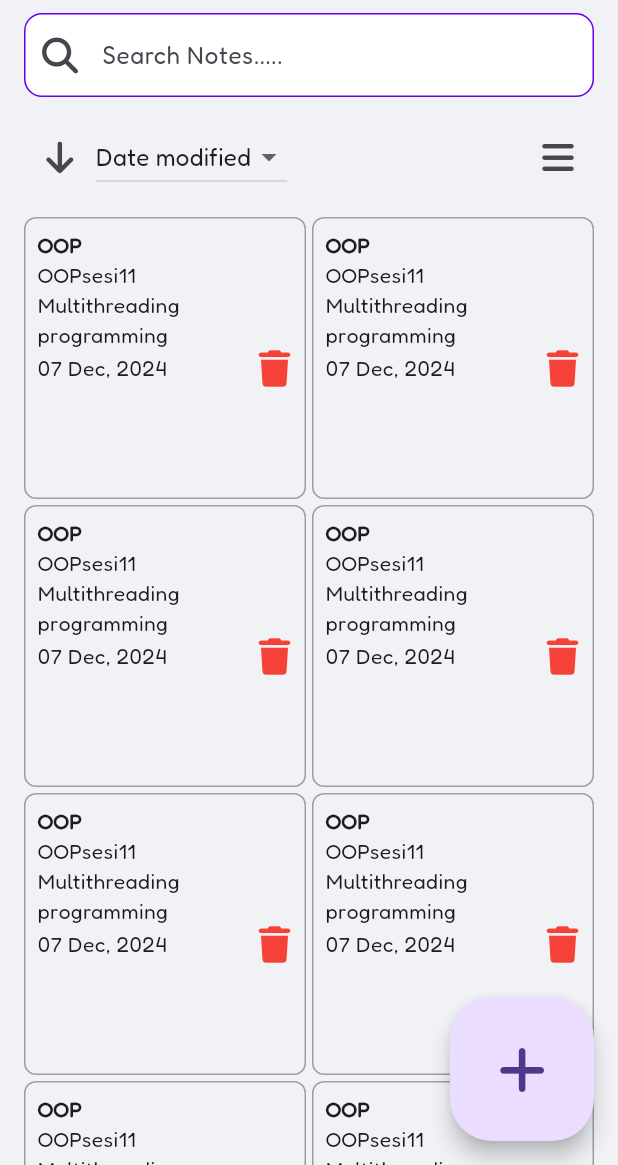
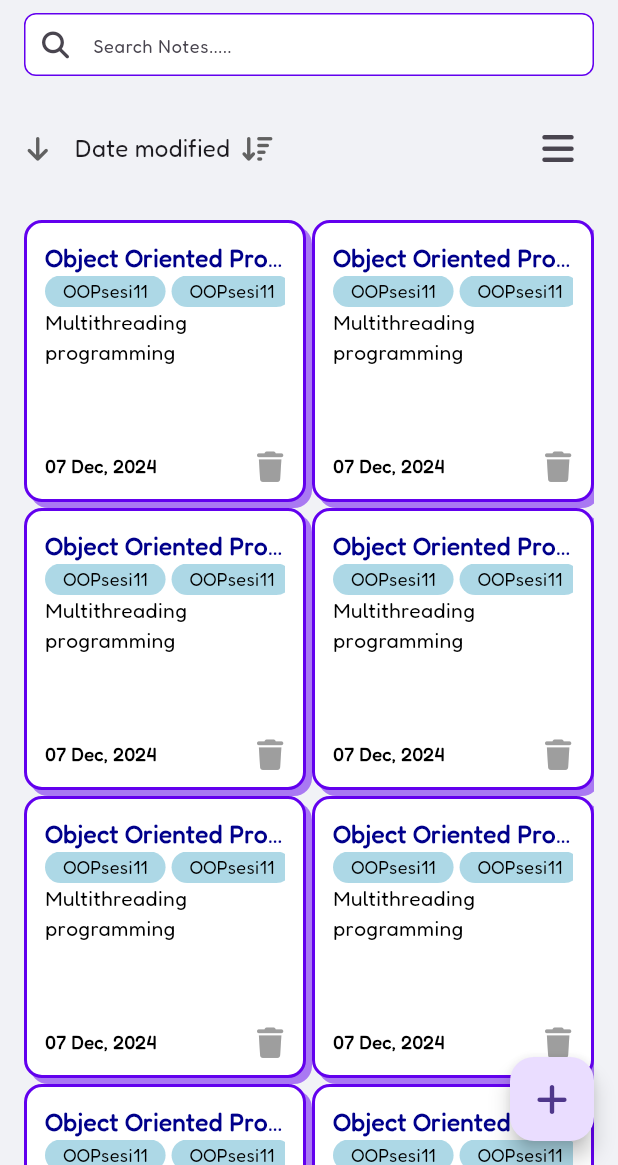
Before and after one commit to MichaelSuthirta/Flexinote, a Flutter app: the CatatanMainPage screen opened by its route, on a phone screen of 412 x 824 dp, the part 71-1236 px from its top. Run offline on Flutter 3.47's test engine with Material 3 defaults, Android fonts, the light colour scheme and no system bars; our stand-ins replace font_awesome_flutter; missing offline and left inert: pdfx.

Commit message:
Initial commit

```diff
--- a/lib/catatan_pages/catatan_main_page.dart
+++ b/lib/catatan_pages/catatan_main_page.dart
@@ -21,7 +21,7 @@ class _CatatanMainPageContent extends State<CatatanMainPage> {
         title: Text('FlexiNotes'),
         actions: [],
       ),
-      floatingActionButton: FloatingActionButton.large(
+      floatingActionButton: FloatingActionButton(
         onPressed: () {
           // Aksi tombol di sini
         },
@@ -33,32 +33,79 @@ class _CatatanMainPageContent extends State<CatatanMainPage> {
           children: [
             TextField(
               decoration: InputDecoration(
-                labelText: 'Search Notes.....',
+                  hintText: 'Search Notes.....',
+                  hintStyle: TextStyle(fontSize: 12),
                   prefixIcon: Icon(FontAwesomeIcons.magnifyingGlass),
                   fillColor: Colors.white,
                   filled: true,
-                enabledBorder: OutlineInputBorder(borderRadius: BorderRadius.circular(12),
-                  borderSide: BorderSide(color: primary),
+                  isDense: true,
+                  contentPadding: EdgeInsets.zero,
+                  prefixIconConstraints: BoxConstraints(
+                    minWidth: 42,
+                    minHeight: 42,
                   ),
+                  enabledBorder: OutlineInputBorder(
+                    borderRadius: BorderRadius.circular(8),
+                    borderSide: BorderSide(
+                      color: primary,
+                    ),
+                  ),
+                  focusedBorder: OutlineInputBorder(
+                      borderRadius: BorderRadius.circular(8),
+                      borderSide: BorderSide(
+                        color: primary,
+                      )
+                  )
               ),
             ),
             SizedBox(height: 16), // Spasi antar elemen
-            Row(
+            Padding(
+              padding: const EdgeInsets.symmetric(vertical: 8.0),
+              child: Row(
                 children: [
                   IconButton(
                     onPressed: () {},
                     icon: Icon(FontAwesomeIcons.arrowDown),
+                    padding: EdgeInsets.zero,
+                    visualDensity: VisualDensity.compact,
+                    constraints: BoxConstraints(),
+                    style: IconButton.styleFrom(tapTargetSize: MaterialTapTargetSize.shrinkWrap,
                     ),
+                    iconSize: 18,
+                    color: Color(0xFF616161),
+                  ),
+                  SizedBox(width: 16),
                   DropdownButton<String>(
                     value: dropdownValue,
+                    icon: Padding(
+                      padding: const EdgeInsets.only(left: 8.0),
+                      child: Icon(
+                        FontAwesomeIcons.arrowDownWideShort,
+                        size: 18,
+                        color: Color(0xFF616161),
+                      ),
+                    ),
+                    underline: SizedBox.shrink(),
+                    borderRadius: BorderRadius.circular(16),
+                    isDense: true ,
                     items: dropdownOptions
                         .map(
                           (e) => DropdownMenuItem(
                         value: e,
-                      child: Text(e),
+                        child: Row(
+                          children: [
+                            Text(e),
+                            if(e == dropdownValue ) ...[
+                              SizedBox(width: 8),
+                              Icon(Icons.check),
+                            ],
+                          ],
+                        ),
                       ),
                     )
                         .toList(),
+                    selectedItemBuilder:(context) =>
+                        dropdownOptions.map((e) => Text(e)).toList(),
                     onChanged: (newValue) {
                       setState(() {
                         dropdownValue = newValue!;
@@ -72,6 +119,7 @@ class _CatatanMainPageContent extends State<CatatanMainPage> {
                   ),
                 ],
               ),
+            ),
             SizedBox(height: 16), // Spasi antar elemen
             Expanded(
               child: GridView.builder(
@@ -81,35 +129,75 @@ class _CatatanMainPageContent extends State<CatatanMainPage> {
                   crossAxisSpacing: 4,
                   mainAxisSpacing: 4,
                 ),
-                itemBuilder: (context, index) {
+                itemBuilder: (context, int index) {
                   return Container(
-                    padding: const EdgeInsets.all(8.0),
                     decoration: BoxDecoration(
-                      border: Border.all(color: Colors.grey),
-                      borderRadius: BorderRadius.circular(8.0),
+                        color: Colors.white,
+                        border : Border.all(color: Color(0xFF6200EE),width: 2),
+                        borderRadius: BorderRadius.circular(12),
+                        boxShadow: [
+                          BoxShadow(
+                            color: primary.withOpacity(0.5),
+                            offset: Offset(4,4),
+                          )
+                        ]
                     ),
+                    padding: EdgeInsets.all(12),
                     child: Column(
                       crossAxisAlignment: CrossAxisAlignment.start,
                       children: [
                         Text(
-                          'OOP',
-                          style: TextStyle(fontWeight: FontWeight.bold),
+                          'Object Oriented Programming',
+                          maxLines: 1,
+                          overflow: TextOverflow.ellipsis,
+                          style: TextStyle(fontWeight: FontWeight.bold,
+                              fontSize: 16,
+                              color: Color(0xFF00008B)
                           ),
-                        Row(
-                          children: [
-                            Expanded(
-                              child: Text('OOPsesi11'),
                         ),
-                          ],
+                        SingleChildScrollView(
+                          scrollDirection: Axis.horizontal,
+                          child: Row(
+                            children: List.generate(3, (index) => Container(
+                              decoration: BoxDecoration(
+                                borderRadius: BorderRadius.circular(16),
+                                color: Color(0xFFADD8E6),
                               ),
-                        Text('Multithreading programming'),
+                              padding: EdgeInsets.symmetric(
+                                horizontal: 12,
+                                vertical: 2,
+                              ),
+                              margin: EdgeInsets.only(right: 4),
+                              child: Text(
+                                'OOPsesi11',
+                                style: TextStyle(
+                                  fontSize: 12,
+                                  color: Colors.black,
+                                ),
+                              ),
+                            ),
+                            ),
+                          ),
+                        ),
+                        Expanded(child: Text('Multithreading programming',
+                          style :TextStyle(color: Colors.black),
+                        ),
+                        ),
                         Row(
                           mainAxisAlignment: MainAxisAlignment.spaceBetween,
                           children: [
-                            Text('07 Dec, 2024'),
+                            Text(
+                              '07 Dec, 2024',
+                              style: TextStyle(
+                                fontSize: 12,
+                                fontWeight : FontWeight.w600,
+                                color: Colors.black,
+                              ),
+                            ),
                             Icon(
                               FontAwesomeIcons.trash,
-                              color: Colors.red,
+                              color: Colors.grey,
+                              size: 20,
                             ),
                           ],
                         ),
```
Also changed, not shown: pubspec.lock. Lines whose indentation alone changed are shown as unchanged.
